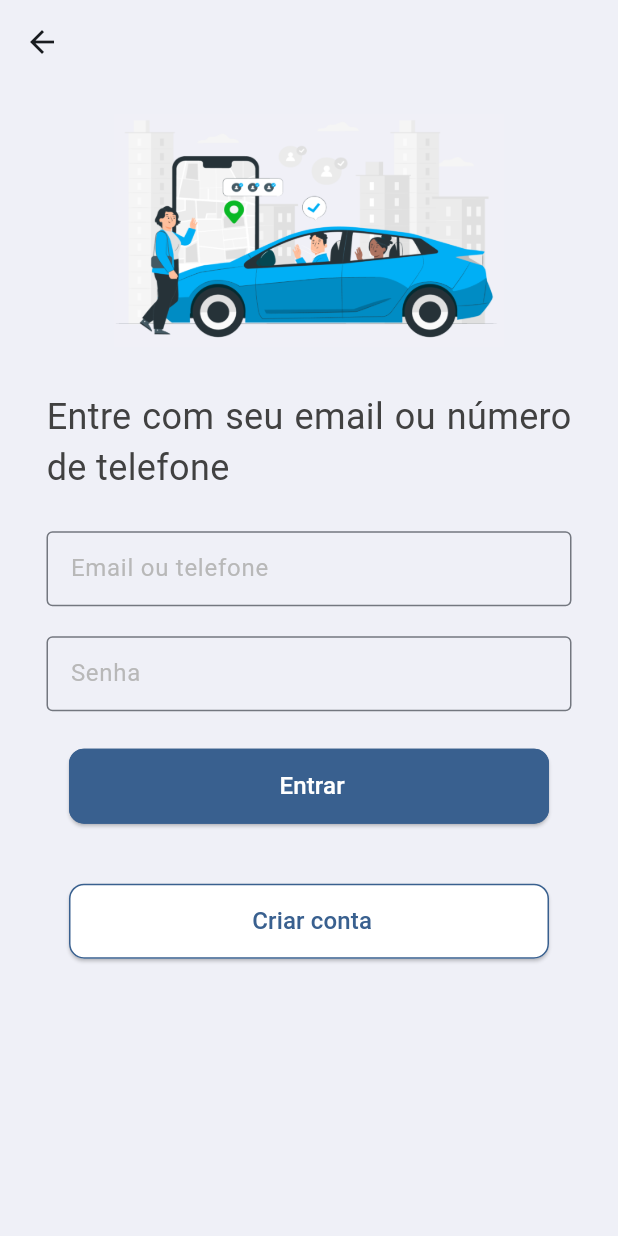
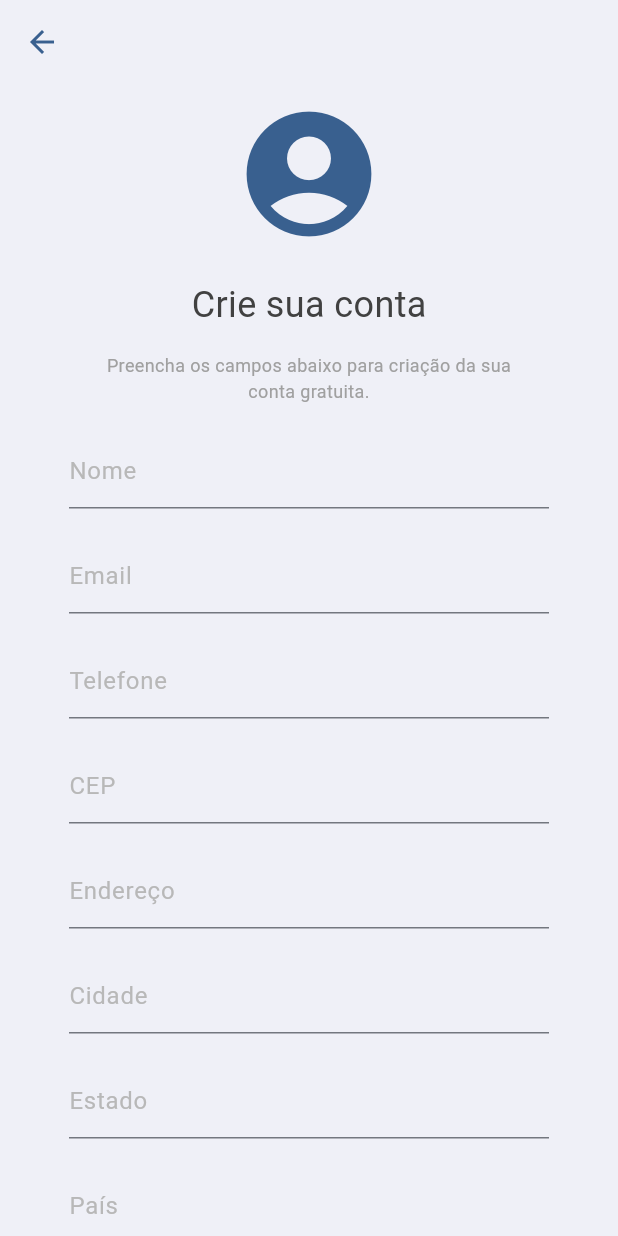
Before and after one commit to jady-lima/LevaEu, a Flutter app: the Login screen opened directly, after a tap on "Criar conta", on a phone screen of 412 x 824 dp. Run offline on Flutter 3.47's test engine with Material 3 defaults, Android fonts, the phone set to English and light mode, and no system bars.

Commit message:
Registration
Tela de cadastro de informações pessoais.

```diff
--- a/levaeu_mobile/lib/main.dart
+++ b/levaeu_mobile/lib/main.dart
@@ -7,6 +7,7 @@ void main() {
     home: Home(),
     theme: ThemeData(
       colorScheme: ColorScheme.fromSeed(seedColor: const Color.fromRGBO(57, 96, 143, 0)),
+      scaffoldBackgroundColor: const Color.fromRGBO(184, 184, 184, 1),
       fontFamily: 'Roboto',
       useMaterial3: true,
     ),
--- a/levaeu_mobile/lib/ui/home.dart
+++ b/levaeu_mobile/lib/ui/home.dart
@@ -17,6 +17,7 @@ class _HomeContent extends StatelessWidget {
       appBar: AppBar(
         backgroundColor: Theme.of(context).colorScheme.onInverseSurface,
         centerTitle: true,
+        iconTheme: const IconThemeData(color: Color.fromRGBO(57, 96, 143, 1.0)),
       ),
 
       body: Row(
--- a/levaeu_mobile/lib/ui/home_login.dart
+++ b/levaeu_mobile/lib/ui/home_login.dart
@@ -1,5 +1,6 @@
 import 'package:flutter/material.dart';
 import 'package:levaeu_mobile/ui/login.dart';
+import 'package:levaeu_mobile/ui/registration.dart';
 
 class Homelogin extends StatelessWidget{
   @override
@@ -17,6 +18,7 @@ class _HomeloginContent extends StatelessWidget{
       appBar: AppBar(
         backgroundColor: Theme.of(context).colorScheme.onInverseSurface,
         centerTitle: true,
+        iconTheme: const IconThemeData(color: Color.fromRGBO(57, 96, 143, 1.0)),
       ),
 
       body: Row(
@@ -37,12 +39,12 @@ class _HomeloginContent extends StatelessWidget{
 
               Container(
                 padding: const EdgeInsets.all(10),
-                child: buildElevatedButton(Colors.white, const Color.fromRGBO(90, 90, 90, 1.0), const Color.fromRGBO(196, 198, 208, 1.0), 300, 'img/logo_gmail.png', "Login com Gmail", context, Login())
+                child: buildElevatedButton(Colors.white, const Color.fromRGBO(90, 90, 90, 1.0), const Color.fromRGBO(196, 198, 208, 1.0), 300, 'img/logo_gmail.png', "Login com Gmail", context, Homelogin())
               ),
 
               Container(
                 padding: const EdgeInsets.all(10),
-                child: buildElevatedButton(Colors.white, const Color.fromRGBO(90, 90, 90, 1.0), const Color.fromRGBO(196, 198, 208, 1.0), 300, 'img/logo_sigaa.png', "Login com SIGAA", context, Login())
+                child: buildElevatedButton(Colors.white, const Color.fromRGBO(90, 90, 90, 1.0), const Color.fromRGBO(196, 198, 208, 1.0), 300, 'img/logo_sigaa.png', "Login com SIGAA", context, Homelogin())
               ),
 
               const SizedBox(height: 15),
@@ -57,7 +59,7 @@ class _HomeloginContent extends StatelessWidget{
 
               Container(
                 padding: const EdgeInsets.all(10),
-                child: buildElevatedButton(const Color.fromRGBO(57, 96, 143, 1.0), const Color.fromRGBO(255, 255, 255, 1), const Color.fromRGBO(57, 96, 143, 1.0), 300, null, "Criar Conta", context, Login())
+                child: buildElevatedButton(const Color.fromRGBO(57, 96, 143, 1.0), const Color.fromRGBO(255, 255, 255, 1), const Color.fromRGBO(57, 96, 143, 1.0), 300, null, "Criar Conta", context, Registration())
               ),
 
               Container(
--- a/levaeu_mobile/lib/ui/login.dart
+++ b/levaeu_mobile/lib/ui/login.dart
@@ -1,5 +1,5 @@
 import 'package:flutter/material.dart';
-import 'package:flutter/widgets.dart';
+import 'package:levaeu_mobile/ui/registration.dart';
 
 class Login extends StatefulWidget{
   @override
@@ -18,10 +18,11 @@ class _loginState extends State<Login>{
       appBar: AppBar(
         backgroundColor: Theme.of(context).colorScheme.onInverseSurface,
         centerTitle: true,
+        iconTheme: const IconThemeData(color: Color.fromRGBO(57, 96, 143, 1.0)),
       ),
 
-      body: Row(
-        mainAxisAlignment: MainAxisAlignment.center,
+      body: ListView(
+        scrollDirection: Axis.vertical,
         children:  <Widget> [
           Column(
             children: <Widget> [
@@ -29,50 +30,65 @@ class _loginState extends State<Login>{
               Container(
                 margin: const EdgeInsets.all(10),
                 padding: const EdgeInsets.all(10),
-                constraints: const BoxConstraints(maxWidth: 280),
+                constraints: const BoxConstraints(maxWidth: 250),
                 child: Image.asset('img/img_login.png'),
               ),
 
               Container(
-                padding: const EdgeInsets.all(0),
-                margin: const EdgeInsets.only(top: 10, bottom: 10),
+                margin: const EdgeInsets.only(top: 10),
                 constraints: const BoxConstraints(maxWidth: 350),
                 child: const Text(
-                  "Entre com seu email ou número de telefone",
+                  "Acesse sua conta",
                   textAlign: TextAlign.justify,
                   softWrap: true,
                   style: TextStyle(
                     fontWeight: FontWeight.w400,
-                    fontSize: 24,
+                    fontSize: 28,
                     color: Color.fromRGBO(65, 65, 65, 1)
                   ),
                 ),
               ),
 
               Container(
+                constraints: const BoxConstraints(maxWidth: 300),
+                child: const Text(
+                  'Entre com seu email ou número de telefone e aproveite suas viajens.',
+                  textAlign: TextAlign.center,
+                  softWrap: true,
+                  style: TextStyle(
+                    fontWeight: FontWeight.w400,
+                    fontSize: 12,
+                    color: Color.fromRGBO(160, 160, 160, 1)
+                  ),
+                ),
+              ),
+
+              Container(
                 padding: const EdgeInsets.only(top: 15, bottom: 5),
-                constraints: const BoxConstraints(maxWidth: 350),
+                constraints: const BoxConstraints(maxWidth: 300),
                 child: buildTextField("Email ou telefone", TextInputType.emailAddress, emailController)
               ),
 
               Container(
                 padding: const EdgeInsets.only(top: 15, bottom: 5),
-                constraints: const BoxConstraints(maxWidth: 350),
+                constraints: const BoxConstraints(maxWidth: 300),
                 child: buildTextField("Senha", TextInputType.visiblePassword, passController)
               ),
 
               Container(
-                //constraints: const BoxConstraints(maxWidth: 300),
+                constraints: const BoxConstraints(maxWidth: 300),
                 padding: const EdgeInsets.all(10),
-                margin: const EdgeInsets.all(10),
+                margin: const EdgeInsets.only(top: 20),
+                alignment: Alignment.center,
                 child: buildElevatedButton(const Color.fromRGBO(57, 96, 143, 1.0), const Color.fromRGBO(255, 255, 255, 1), const Color.fromRGBO(57, 96, 143, 1.0), 320, 50, "Entrar", context, Login())
               ),
 
               Container(
-                //constraints: const BoxConstraints(maxWidth: 300, minWidth: 250),
+                constraints: const BoxConstraints(maxWidth: 300, minWidth: 250),
                 padding: const EdgeInsets.all(10),
                 margin: const EdgeInsets.all(10),
-                child: buildElevatedButton(Colors.white, const Color.fromRGBO(57, 96, 143, 1.0), const Color.fromRGBO(57, 96, 143, 1.0), 320, 50,"Criar conta", context, Login())
+                alignment: Alignment.center,
+                child: buildElevatedButton(Colors.white, const Color.fromRGBO(57, 96, 143, 1.0), const Color.fromRGBO(57, 96, 143, 1.0), 320, 50,"Criar conta", context, Registration())
               ),
 
             ],
@@ -88,7 +104,7 @@ class _loginState extends State<Login>{
       decoration: InputDecoration(
         labelText: label,
         labelStyle: const TextStyle(color: Color.fromRGBO(184, 184, 184, 1)),
-        border: const OutlineInputBorder(),
+        border: const UnderlineInputBorder(),
       ),
       style: const TextStyle(color: Color.fromRGBO(184, 184, 184, 1), fontSize: 12.0),
       keyboardType: inputType
@@ -107,8 +123,7 @@ class _loginState extends State<Login>{
           color: colorBorder
         )
       ),
-      child: Row(
-        children: <Widget>[
+      child:
         Text(
           " $text",
           textAlign: TextAlign.center,
@@ -117,8 +132,6 @@ class _loginState extends State<Login>{
             fontSize: 16,
           ),
         ),
-        ],
-      ),
       onPressed: (){
         Navigator.push(context, MaterialPageRoute(builder: (context) => f));
       },
--- /dev/null
+++ b/levaeu_mobile/lib/ui/registration.dart
@@ -0,0 +1,205 @@
+import 'package:flutter/material.dart';
+
+class Registration extends StatefulWidget{
+  @override
+  _RegistrationState createState() => _RegistrationState();
+}
+
+class _RegistrationState extends State<Registration> {
+  final nameController = TextEditingController();
+  final emailController = TextEditingController();
+  final phoneController = TextEditingController();
+  final addressController = TextEditingController();
+  final cityController = TextEditingController();
+  final stateController = TextEditingController();
+  final countryController = TextEditingController();
+  final passwordController = TextEditingController();
+  final passwordConfController = TextEditingController();
+  final zipcodeController = TextEditingController();
+  final genderController = TextEditingController();
+
+  @override
+  Widget build(BuildContext context) {
+    return Scaffold(
+      backgroundColor: Theme.of(context).colorScheme.onInverseSurface,
+
+      appBar: AppBar(
+        centerTitle: true,
+        backgroundColor: const Color.fromRGBO(184, 184, 184, 0),
+        iconTheme: const IconThemeData(color: Color.fromRGBO(57, 96, 143, 1.0)),
+      ),
+
+      body: ListView(
+        scrollDirection: Axis.vertical,
+        children: <Widget> [
+          Column(
+            children: <Widget>[
+
+              Container(
+                padding: const EdgeInsets.all(10),
+                width: 120,
+                height: 120,
+                child: const Icon(Icons.account_circle_rounded, color: Color.fromRGBO(57, 96, 143, 1.0), size: 100,)
+              ),
+
+              Container(
+                padding: const EdgeInsets.all(0),
+                margin: const EdgeInsets.only(top: 10, bottom: 10),
+                constraints: const BoxConstraints(maxWidth: 350),
+                child: const Text(
+                  "Crie sua conta",
+                  textAlign: TextAlign.justify,
+                  softWrap: true,
+                  style: TextStyle(
+                    fontWeight: FontWeight.w400,
+                    fontSize: 24,
+                    color: Color.fromRGBO(65, 65, 65, 1)
+                  ),
+                ),
+              ),
+
+              Container(
+                padding: const EdgeInsetsDirectional.all(5),
+                constraints: const BoxConstraints(maxWidth: 300),
+                child: const Text(
+                  'Preencha os campos abaixo para criação da sua conta gratuita.',
+                  textAlign: TextAlign.center,
+                  softWrap: true,
+                  style: TextStyle(
+                    fontWeight: FontWeight.w400,
+                    fontSize: 12,
+                    color: Color.fromRGBO(160, 160, 160, 1)
+                  ),
+                ),
+              ),
+
+              Container(
+                padding: const EdgeInsets.only(top: 15, bottom: 5),
+                constraints: const BoxConstraints(maxWidth: 320),
+                child: buildTextField("Nome", TextInputType.text, nameController, false)
+              ),
+
+              Container(
+                padding: const EdgeInsets.only(top: 15, bottom: 5),
+                constraints: const BoxConstraints(maxWidth: 320),
+                child: buildTextField("Email", TextInputType.emailAddress, emailController, false)
+              ),
+
+              Container(
+                padding: const EdgeInsets.only(top: 15, bottom: 5),
+                constraints: const BoxConstraints(maxWidth: 320),
+                child: buildTextField("Telefone", TextInputType.phone, phoneController, false)
+              ),
+
+              Container(
+                padding: const EdgeInsets.only(top: 15, bottom: 5),
+                constraints: const BoxConstraints(maxWidth: 320),
+                child: buildTextField("CEP", TextInputType.number, zipcodeController, false)
+              ),
+
+              Container(
+                padding: const EdgeInsets.only(top: 15, bottom: 5),
+                constraints: const BoxConstraints(maxWidth: 320),
+                child: buildTextField("Endereço", TextInputType.text, addressController, false)
+              ),
+
+              Container(
+                padding: const EdgeInsets.only(top: 15, bottom: 5),
+                constraints: const BoxConstraints(maxWidth: 320),
+                child: buildTextField("Cidade", TextInputType.text, cityController, false)
+              ),
+
+              Container(
+                padding: const EdgeInsets.only(top: 15, bottom: 5),
+                constraints: const BoxConstraints(maxWidth: 320),
+                child: buildTextField("Estado", TextInputType.text, stateController,false)
+              ),
+
+              Container(
+                padding: const EdgeInsets.only(top: 15, bottom: 5),
+                constraints: const BoxConstraints(maxWidth: 320),
+                child: buildTextField("País", TextInputType.text, countryController, false)
+              ),
+
+              Container(
+                padding: const EdgeInsets.only(top: 15, bottom: 5),
+                constraints: const BoxConstraints(maxWidth: 320),
+                child: buildTextField("Senha", TextInputType.visiblePassword, passwordController, true)
+              ),
+
+              Container(
+                padding: const EdgeInsets.only(top: 15, bottom: 5),
+                constraints: const BoxConstraints(maxWidth: 320),
+                child: buildTextField("Confirme a senha", TextInputType.visiblePassword, passwordConfController, true)
+              ),
+
+              Container(
+                padding: const EdgeInsets.only(top: 15, bottom: 5),
+                constraints: const BoxConstraints(maxWidth: 320),
+                child: buildTextField("Gênero", TextInputType.emailAddress, nameController, false)
+              ),
+
+              Container(
+                constraints: const BoxConstraints(maxWidth: 300),
+                padding: const EdgeInsets.all(10),
+                margin: const EdgeInsets.only(top: 20),
+                alignment: Alignment.center,
+                child: buildElevatedButton(const Color.fromRGBO(57, 96, 143, 1.0), const Color.fromRGBO(255, 255, 255, 1), const Color.fromRGBO(57, 96, 143, 1.0), 320, 50, "Criar conta", context, Registration())
+              ),
+
+              Container(
+                constraints: const BoxConstraints(maxWidth: 300, minWidth: 250),
+                padding: const EdgeInsets.all(10),
+                margin: const EdgeInsets.all(10),
+                alignment: Alignment.center,
+                child: buildElevatedButton(Colors.white, const Color.fromRGBO(57, 96, 143, 1.0), const Color.fromRGBO(57, 96, 143, 1.0), 320, 50,"Cancelar", context, Registration())
+              ),
+            ],
+          )
+
+        ],
+      ),
+    );
+  }
+
+  Widget buildTextField(String label, TextInputType inputType, TextEditingController controller, bool pass) {
+    return TextField (
+      controller: controller,
+      obscureText: pass,
+      decoration: InputDecoration(
+        border: const UnderlineInputBorder(),
+        labelText: label,
+        labelStyle: const TextStyle(color: Color.fromRGBO(184, 184, 184, 1)),
+      ),
+      style: const TextStyle(color: Color.fromRGBO(57, 96, 143, 1.0), fontSize: 12.0),
+      keyboardType: inputType
+    );
+  }
+
+  Widget buildElevatedButton(Color? colorButton, Color? colorText, Color colorBorder, double sizeWidth, double sizeHeight, String text, BuildContext context, Widget f){
+    return ElevatedButton(
+      style: ElevatedButton.styleFrom(
+        minimumSize: Size(sizeWidth, sizeHeight),
+        backgroundColor: colorButton,
+        shape: RoundedRectangleBorder(
+          borderRadius: BorderRadius.circular(10),
+        ),
+        side:  BorderSide(
+          color: colorBorder
+        )
+      ),
+      child:
+        Text(
+          " $text",
+          textAlign: TextAlign.center,
+          style: TextStyle(
+            color: colorText,
+            fontSize: 16,
+          ),
+        ),
+      onPressed: (){
+        Navigator.push(context, MaterialPageRoute(builder: (context) => f));
+      },
+    );
+  }
+}
--- a/levaeu_mobile/pubspec.yaml
+++ b/levaeu_mobile/pubspec.yaml
@@ -64,6 +64,7 @@ flutter:
     - img/logo_sigaa.png
     - img/logo_gmail.png
     - img/img_login.png
+    - img/user.png
 
   # An image asset can refer to one or more resolution-specific "variants", see
   # https://flutter.dev/assets-and-images/#resolution-aware
```
Also changed, not shown: levaeu_mobile/img/user.png (added). Lines whose indentation alone changed are shown as unchanged.
